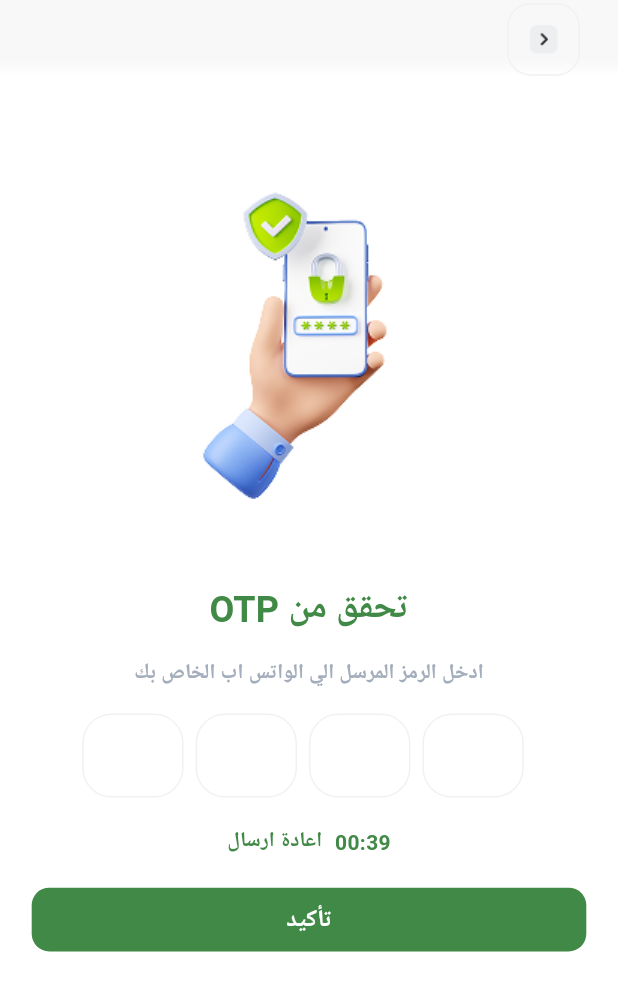
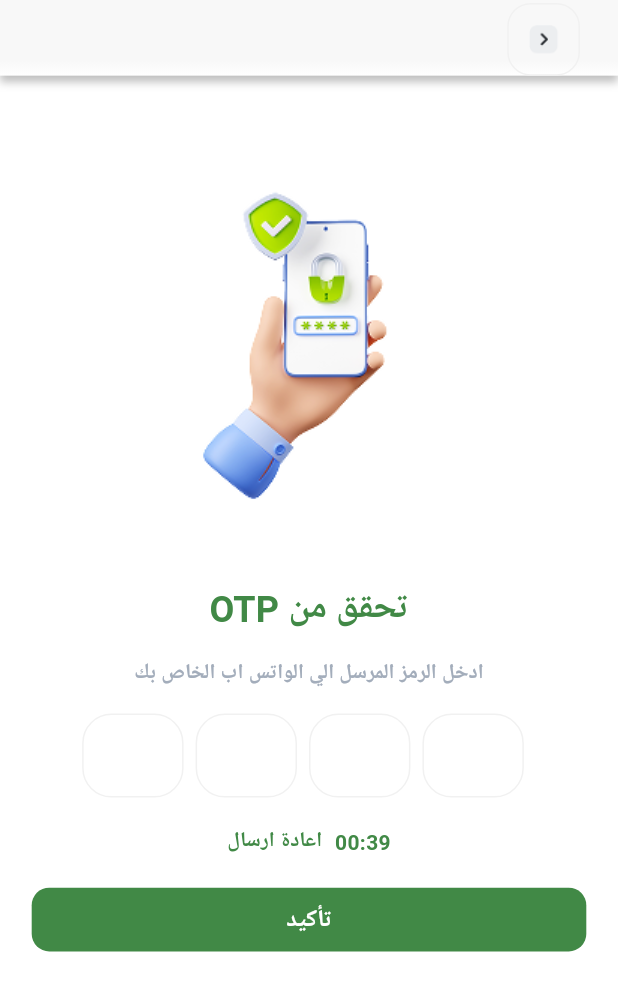
Before and after one commit to ayoub6600/goal_master, a Flutter app: the PageWrapper screen opened directly, after a tap on "ارسال الرمز", on a phone screen of 412 x 824 dp. Shown: the top 991 px of the screen. Run offline on Flutter 3.47's test engine with Material 3 defaults, Android fonts, the light colour scheme and no system bars; drawn by our look-alikes of flutter_otp_text_field; our stand-ins replace dartz, dio, equatable, flutter_bloc, flutter_screenutil, flutter_svg and 6 more; missing offline and left inert: chucker_flutter; Roboto replaces fonts that are missing (Tajawal); project files that could hold a hidden picture were left out.

Commit message:
Refactor app bar and routing, add profile view and assets
- Adjust `AppBarContent` layout by changing `mainAxisAlignment` to `start` and moving `titleWidget` inside the `Row`.
- Set default `contentHeight` to 75 in `GlobalAppBar` and add a box shadow for the app bar.
- Update initial route to `kProfile` in `AppRouter`.
- Add `ProfileView` route and `kProfile` key in `routes.dart` and `routes_keys.dart`.
- Introduce new font color `fontColor` in `AppColors`.
- Add multiple new assets including `Arrow_Left`, `call-calling`, `key`, `logout`, `magicpen`, `notification`, `profailIcon`, and `setting-2`.

```diff
--- a/lib/core/components/global_app_bar/app_bar_content.dart
+++ b/lib/core/components/global_app_bar/app_bar_content.dart
@@ -41,7 +41,7 @@ class AppBarContent extends StatelessWidget {
             alignment: Alignment.center,
             children: [
               Row(
-                mainAxisAlignment: MainAxisAlignment.spaceBetween,
+                mainAxisAlignment: MainAxisAlignment.start,
                 children: [
                   leading ??
                       AppBarBackButton(
@@ -51,14 +51,13 @@ class AppBarContent extends StatelessWidget {
                         iconColor: backIconColor,
                         bgColor: backBgColor,
                       ),
-                  if (trailing != null) trailing!
-                ],
-              ),
+                  if (trailing != null) trailing!,
                   titleWidget ??
                       (title == null
                           ? SizedBox()
                           : Text(
                               title!,
+                              textAlign: TextAlign.start,
                               style: TextStyle(
                                 fontSize: 16.sp,
                                 fontWeight: FontWeight.w700,
@@ -68,6 +67,8 @@ class AppBarContent extends StatelessWidget {
               ),
             ],
           ),
+        ],
+      ),
     );
   }
 }
--- a/lib/core/components/global_app_bar/global_app_bar.dart
+++ b/lib/core/components/global_app_bar/global_app_bar.dart
@@ -44,7 +44,7 @@ class GlobalAppBar extends StatefulWidget {
 
 class _GlobalAppBarState extends State<GlobalAppBar> {
   var contentKey = GlobalKey();
-  double contentHeight = 0;
+  double contentHeight = 75;
   bool stopRendering = false;
 
   void _initSizes() {
@@ -52,6 +52,7 @@ class _GlobalAppBarState extends State<GlobalAppBar> {
       contentHeight = contentKey.currentContext?.size?.height ?? 0;
       if (stopRendering) return;
       if (contentHeight != 0) stopRendering = true;
+
       setState(() {});
     });
   }
@@ -74,6 +75,14 @@ class _GlobalAppBarState extends State<GlobalAppBar> {
               height: topPadding + contentHeight,
               width: double.infinity,
               decoration: BoxDecoration(
+                //  color: const Color(0xFFFDFDFD),
+                boxShadow: [
+                  BoxShadow(
+                    color: const Color(0x40000000), // #00000040 (Opacity 25%)
+                    offset: const Offset(0, 4),
+                    blurRadius: 4,
+                  ),
+                ],
                 color: widget.allowBgColors ? widget.bgColor : null,
                 gradient: widget.bgColor != null || !widget.allowBgColors
                     ? null
--- a/lib/core/routing/app_router.dart
+++ b/lib/core/routing/app_router.dart
@@ -29,6 +29,6 @@ abstract class AppRouter {
     observers: [ChuckerFlutter.navigatorObserver],
     navigatorKey: parentKey,
     routes: appRoutes,
-    initialLocation: RoutesKeys.kOnboarding,
+    initialLocation: RoutesKeys.kProfile,
   );
 }
--- a/lib/core/routing/routes.dart
+++ b/lib/core/routing/routes.dart
@@ -10,6 +10,7 @@ import 'package:goal_master/features/auth/presentation/view/register_view.dart';
 import 'package:goal_master/features/auth/presentation/view/login_view.dart';
 import 'package:goal_master/features/onbording/presentation/manager/onboarding_cubit.dart';
 import 'package:goal_master/features/onbording/presentation/view/onboarding_view.dart';
+import 'package:goal_master/features/profail/presentation/view/profile_view.dart';
 import 'package:goal_master/features/splach/presentation/view/splash_view.dart';
 
 import 'app_router.dart';
@@ -92,4 +93,14 @@ List<RouteBase> appRoutes = [
       child: const NewPasswordView(),
     ),
   ),
+  //ProfileView
+  GoRoute(
+    parentNavigatorKey: parentKey,
+    path: RoutesKeys.kProfile,
+    pageBuilder: (context, state) => buildPageWithDefaultTransition<void>(
+      context: context,
+      state: state,
+      child: const ProfileView(),
+    ),
+  ),
 ];
--- a/lib/core/routing/routes_keys.dart
+++ b/lib/core/routing/routes_keys.dart
@@ -6,4 +6,5 @@ class RoutesKeys {
   static const kForgotPassword = '/kForgotPassword';
   static const kOtp = '/kOtp';
   static const kNewPassword = '/kNewPassword';
+  static const kProfile = '/kProfile';
 }
--- a/lib/core/styles/app_colors.dart
+++ b/lib/core/styles/app_colors.dart
@@ -8,6 +8,8 @@ abstract class AppColors {
   static Color bg = HexColor('#081B2B');
   static Color primary = HexColor('#418946');
   static Color primaryBlueLight = HexColor('#96DE9B');
+  static Color fontColor = HexColor('#6D7580');
+
   static Color primaryBlueLight2 = HexColor('#F0F9FC');
   static Color inactive = HexColor('#418946');
   static Color inactive2 = HexColor('#F1F1F1');
--- a/lib/core/styles/assets.dart
+++ b/lib/core/styles/assets.dart
@@ -5,6 +5,10 @@ class Assets {
   /// Assets for imagesPngImage1
   /// assets/images/png_image/1.png
   static const String imagesPngImage1 = "assets/images/png_image/1.png";
+
+  /// Assets for imagesPngImageArrowLeft
+  /// assets/images/png_image/Arrow_Left.png
+  static const String imagesPngImageArrowLeft = "assets/images/png_image/Arrow_Left.png";
 
   /// Assets for imagesPngImageArrowSquareRight
   /// assets/images/png_image/arrow-square-right.png
@@ -14,9 +18,29 @@ class Assets {
   /// assets/images/png_image/BackgroundLogin.png
   static const String imagesPngImageBackgroundLogin = "assets/images/png_image/BackgroundLogin.png";
 
+  /// Assets for imagesPngImageCallCalling
+  /// assets/images/png_image/call-calling.png
+  static const String imagesPngImageCallCalling = "assets/images/png_image/call-calling.png";
+
   /// Assets for imagesPngImageInactive
   /// assets/images/png_image/inactive.png
   static const String imagesPngImageInactive = "assets/images/png_image/inactive.png";
+
+  /// Assets for imagesPngImageKey
+  /// assets/images/png_image/key.png
+  static const String imagesPngImageKey = "assets/images/png_image/key.png";
+
+  /// Assets for imagesPngImageLogout
+  /// assets/images/png_image/logout.png
+  static const String imagesPngImageLogout = "assets/images/png_image/logout.png";
+
+  /// Assets for imagesPngImageMagicpen
+  /// assets/images/png_image/magicpen.png
+  static const String imagesPngImageMagicpen = "assets/images/png_image/magicpen.png";
+
+  /// Assets for imagesPngImageNotification
+  /// assets/images/png_image/notification.png
+  static const String imagesPngImageNotification = "assets/images/png_image/notification.png";
 
   /// Assets for imagesPngImageOn2
   /// assets/images/png_image/on2.png
@@ -25,6 +49,14 @@ class Assets {
   /// Assets for imagesPngImageOn3
   /// assets/images/png_image/on3.png
   static const String imagesPngImageOn3 = "assets/images/png_image/on3.png";
+
+  /// Assets for imagesPngImageProfailIcon
+  /// assets/images/png_image/profailIcon.png
+  static const String imagesPngImageProfailIcon = "assets/images/png_image/profailIcon.png";
+
+  /// Assets for imagesPngImageSetting2
+  /// assets/images/png_image/setting-2.png
+  static const String imagesPngImageSetting2 = "assets/images/png_image/setting-2.png";
 
   /// Assets for imagesSvgImageEyeSlash
   /// assets/images/svg_image/eye-slash.svg
```
Lines whose indentation alone changed are shown as unchanged.
